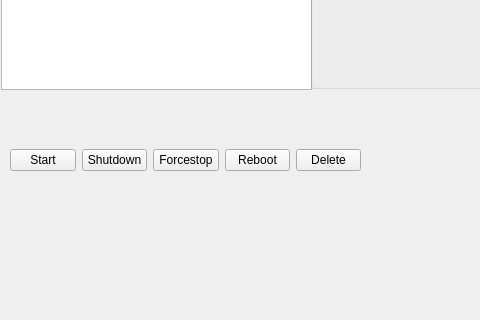
First picture: the form in yakumo-gui/mainwindow.ui, repository 3shouo/yakumo, before the edit; both pictures show x 0 to 480 and y 162 to 482 of the 800 by 600 pixel window.
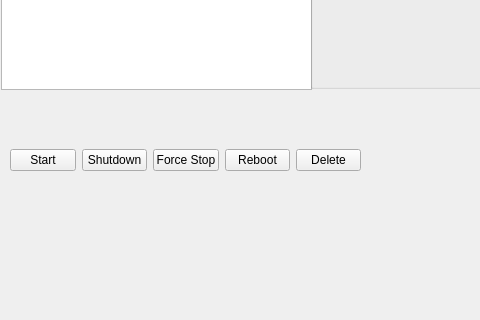
Second picture: the form after the edit.

The edit to the form file:
```diff
--- a/yakumo-gui/mainwindow.ui
+++ b/yakumo-gui/mainwindow.ui
@@ -83,7 +83,7 @@
        <item>
         <widget class="QPushButton" name="forceStopButton">
          <property name="text">
-          <string>Forcestop</string>
+          <string>Force Stop</string>
          </property>
         </widget>
        </item>
```
